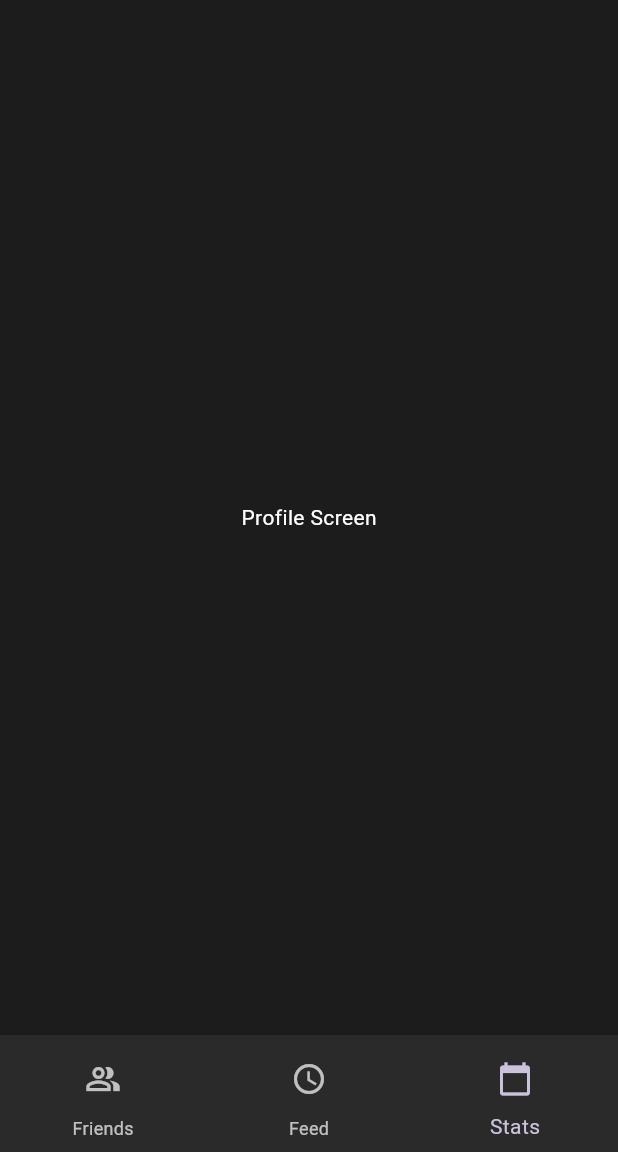
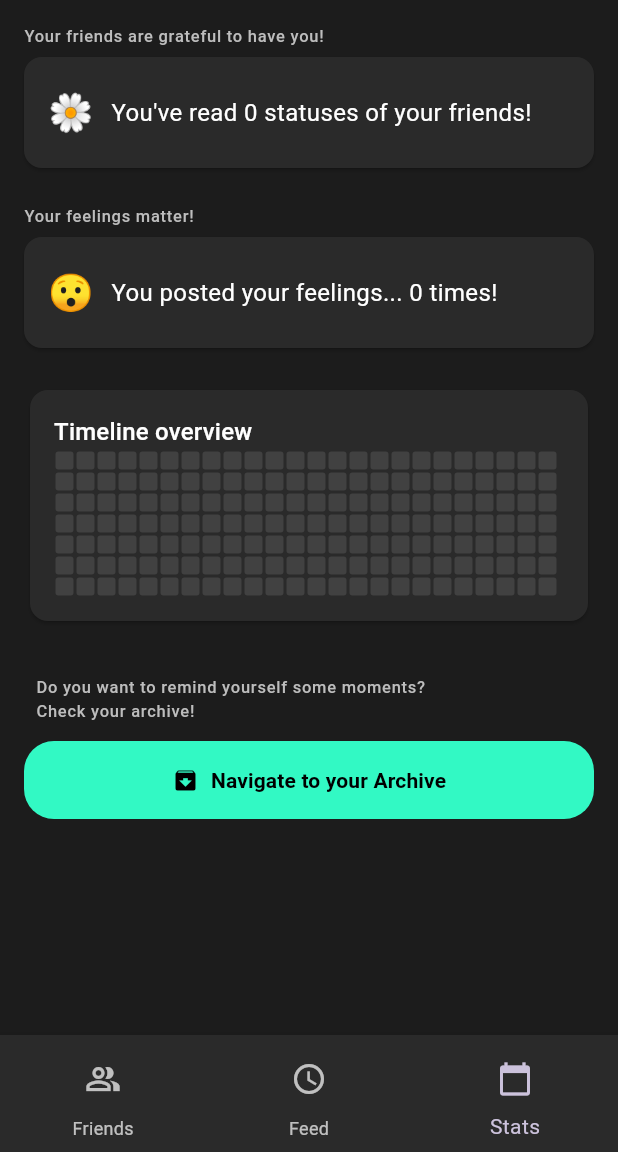
Before and after one commit to thesun901/feels-mobile, a Flutter app: the HomeScreen screen opened by its route, item 3 of the bottom bar chosen, on a phone screen of 412 x 824 dp, the part 84-1236 px from its top. Run offline on Flutter 3.47's test engine with Material 3 defaults, Android fonts, the phone set to English and light mode, and no system bars; our stand-ins replace flutter_hooks, flutter_riverpod, hooks_riverpod, shared_preferences; accounts and stored records are empty; network calls fail.

Commit message:
feat: stats

```diff
--- a/lib/constants/colors.dart
+++ b/lib/constants/colors.dart
@@ -17,4 +17,6 @@ class AppColors {
   static const Color textLight = Colors.white;
   static const Color textDim = Color(0xFFB0B0B0);
   static const Color shadow = Colors.black38;
+
+  static const Color feelingsCeladon = Color(0xFF32F9C4);
 }
--- a/lib/main.dart
+++ b/lib/main.dart
@@ -1,4 +1,5 @@
 import 'package:feels_mobile/screens/add_status_screen.dart';
+import 'package:feels_mobile/screens/archive_screen.dart';
 import 'package:feels_mobile/screens/profile_screen.dart';
 import 'package:flutter/material.dart';
 import 'package:hooks_riverpod/hooks_riverpod.dart';
@@ -52,6 +53,7 @@ class MyApp extends StatelessWidget {
         '/add_status': (context) => const AddStatusScreen(),
         '/profile': (context) => const ProfileScreen(),
         '/about': (context) => const AboutScreen(),
+        '/archive': (context) => const ArchiveScreen(),
       },
       home: FutureBuilder<Widget>(
         future: _checkAuth(),
--- a/lib/screens/home_screen.dart
+++ b/lib/screens/home_screen.dart
@@ -1,3 +1,4 @@
+import 'package:feels_mobile/screens/stats_screen.dart';
 import 'package:flutter/material.dart';
 import 'package:feels_mobile/widgets/home_screen/drawer_item.dart';
 import 'package:feels_mobile/widgets/app_card.dart';
@@ -30,10 +31,10 @@ class _HomeScreenState extends ConsumerState<HomeScreen> {
     }
   }
 
-  final List<Widget> screens = const [
-    FriendsScreen(),
-    FeedScreen(),
-    Center(child: Text('Profile Screen')),
+  final List<Widget> screens = [
+    const FriendsScreen(),
+    const FeedScreen(),
+    const StatsScreen(),
   ];
 
   @override
@@ -86,7 +87,7 @@ class _HomeScreenState extends ConsumerState<HomeScreen> {
                 ApiService.logout();
                 Navigator.of(context).pushReplacementNamed('/login');
               },
-            )
+            ),
           ],
         ),
       ),
--- /dev/null
+++ b/lib/screens/stats_screen.dart
@@ -0,0 +1,194 @@
+import 'package:flutter/material.dart';
+import 'package:hooks_riverpod/hooks_riverpod.dart';
+import '../viewmodels/stats_provider.dart';
+import '../constants/colors.dart';
+
+class StatsScreen extends ConsumerStatefulWidget {
+  const StatsScreen({super.key});
+  @override
+  ConsumerState<StatsScreen> createState() => _StatsScreenState();
+}
+
+class _StatsScreenState extends ConsumerState<StatsScreen> {
+  @override
+  void initState() {
+    super.initState();
+    Future.microtask(() => ref.read(statsProvider.notifier).load());
+  }
+
+  @override
+  Widget build(BuildContext context) {
+    final state = ref.watch(statsProvider);
+    final notifier = ref.read(statsProvider.notifier);
+
+    Widget buildHeatmap() {
+      final now = DateTime.now();
+      DateTime start = DateTime(now.year, 1, 1);
+      while (start.weekday != DateTime.monday) {
+        start = start.subtract(const Duration(days: 1));
+      }
+
+      final weeks = (now.difference(start).inDays / 7).ceil() + 1;
+      const square = 12.0;
+      const gap = 2.0;
+
+      return SizedBox(
+        height: (square + gap) * 7,
+        child: ListView.builder(
+          scrollDirection: Axis.horizontal,
+          itemCount: weeks,
+          itemBuilder: (context, col) {
+            return Column(
+              children: List.generate(7, (row) {
+                final day = start.add(Duration(days: col * 7 + row));
+                final hex = state.colorByDay[day];
+                Color c;
+                if (hex != null) {
+                  final cleaned = hex.replaceFirst('#', '');
+                  final full = cleaned.length == 3
+                      ? cleaned.split('').map((e) => '$e$e').join('')
+                      : cleaned;
+                  c = Color(int.parse('0xff$full'));
+                } else {
+                  c = Colors.grey.withAlpha(50);
+                }
+                return Container(
+                  width: square,
+                  height: square,
+                  margin: const EdgeInsets.all(gap / 2),
+                  decoration: BoxDecoration(
+                    color: c,
+                    borderRadius: BorderRadius.circular(2),
+                  ),
+                );
+              }),
+            );
+          },
+        ),
+      );
+    }
+
+    if (state.loading && !state.refreshing) {
+      return const Center(child: CircularProgressIndicator());
+    }
+
+    Widget _statInfoCard({required String emoji, required String text}) {
+      return SizedBox(
+        width: double.infinity,
+        child: Card(
+          color: AppColors.cardBackground,
+          margin: EdgeInsets.zero,
+          child: Padding(
+            padding: const EdgeInsets.symmetric(horizontal: 16, vertical: 20),
+            child: Row(
+              children: [
+                Text(emoji, style: const TextStyle(fontSize: 24)),
+                const SizedBox(width: 12),
+                Expanded(
+                  child: Text(text, style: const TextStyle(fontSize: 16)),
+                ),
+              ],
+            ),
+          ),
+        ),
+      );
+    }
+
+    return RefreshIndicator(
+      onRefresh: notifier.refresh,
+      child: SingleChildScrollView(
+        physics: const AlwaysScrollableScrollPhysics(),
+        padding: const EdgeInsets.all(16),
+        child: Column(
+          crossAxisAlignment: CrossAxisAlignment.start,
+          children: [
+            // SECTION 1
+            Text(
+              "Your friends are grateful to have you!",
+              style: Theme.of(
+                context,
+              ).textTheme.labelSmall?.copyWith(color: Colors.grey.shade400),
+            ),
+            const SizedBox(height: 6),
+            _statInfoCard(
+              emoji: "🌼",
+              text: "You've read ${state.readCount} statuses of your friends!",
+            ),
+
+            const SizedBox(height: 24),
+
+            // SECTION 2
+            Text(
+              "Your feelings matter!",
+              style: Theme.of(
+                context,
+              ).textTheme.labelSmall?.copyWith(color: Colors.grey.shade400),
+            ),
+            const SizedBox(height: 6),
+            _statInfoCard(
+              emoji: "😯",
+              text: "You posted your feelings... ${state.feelingsCount} times!",
+            ),
+
+            const SizedBox(height: 24),
+            SizedBox(
+              width: double.infinity,
+              child: Card(
+                color: AppColors.cardBackground,
+                child: Padding(
+                  padding: const EdgeInsets.all(16),
+                  child: Column(
+                    crossAxisAlignment: CrossAxisAlignment.start,
+                    children: [
+                      Text(
+                        'Timeline overview',
+                        style: Theme.of(context).textTheme.titleMedium,
+                      ),
+                      buildHeatmap(),
+                    ],
+                  ),
+                ),
+              ),
+            ),
+
+            const SizedBox(height: 32),
+
+            Padding(
+              padding: const EdgeInsets.symmetric(horizontal: 8),
+              child: Text(
+                "Do you want to remind yourself some moments?\nCheck your archive!",
+                style: Theme.of(
+                  context,
+                ).textTheme.labelSmall?.copyWith(color: Colors.grey.shade400),
+              ),
+            ),
+
+            const SizedBox(height: 12),
+            SizedBox(
+              width: double.infinity,
+              child: ElevatedButton.icon(
+                style: ElevatedButton.styleFrom(
+                  backgroundColor: AppColors.feelingsCeladon,
+                  foregroundColor: Colors.black,
+                  padding: const EdgeInsets.symmetric(vertical: 16),
+                  shape: RoundedRectangleBorder(
+                    borderRadius: BorderRadius.circular(20),
+                  ),
+                  elevation: 0,
+                ),
+                onPressed: () {
+                  Navigator.of(context).pushNamed("/archive");
+                },
+                icon: const Icon(Icons.archive),
+                label: const Text(
+                  "Navigate to your Archive",
+                  style: TextStyle(fontWeight: FontWeight.bold),
+                ),
+              ),
+            ),
+          ],
+        ),
+      ),
+    );
+  }
+}
--- a/pubspec.yaml
+++ b/pubspec.yaml
@@ -40,6 +40,7 @@ dependencies:
   # Use with the CupertinoIcons class for iOS style icons.
   cupertino_icons: ^1.0.8
   http: ^1.4.0
+  collection: ^1.19.1
 
 dev_dependencies:
   flutter_launcher_icons: ^0.13.1
```
Also changed, not shown: lib/screens/archive_screen.dart (added, +54 -0 lines), lib/services/api_service.dart (+25 -0 lines), lib/viewmodels/archive_provider.dart (added, +64 -0 lines), lib/viewmodels/stats_provider.dart (added, +114 -0 lines), lib/widgets/feed_screen/post_card.dart (+10 -4 lines), pubspec.lock.
